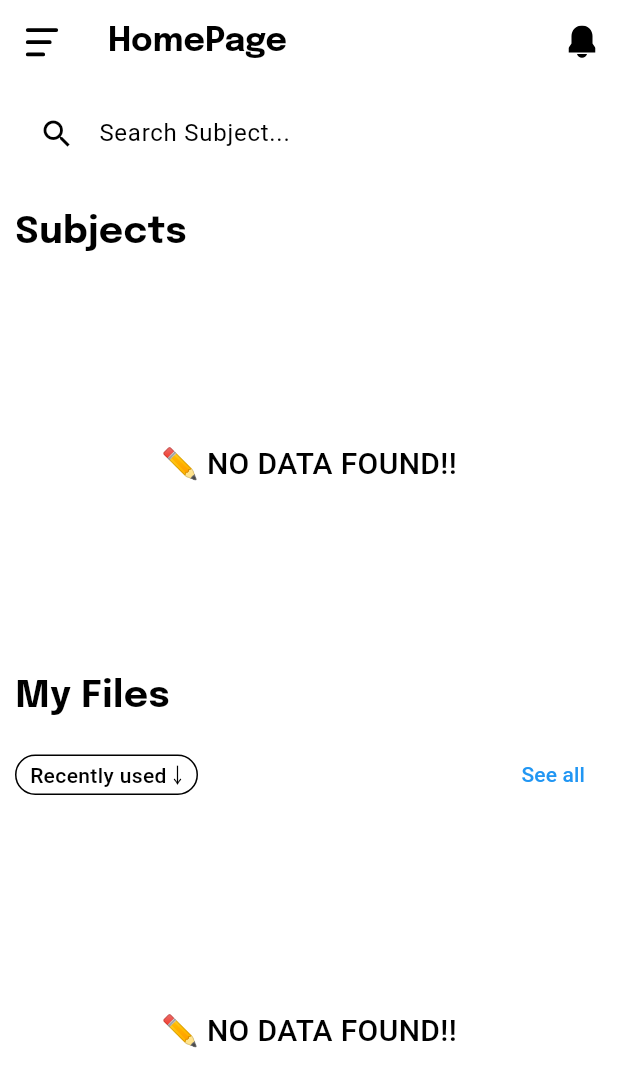
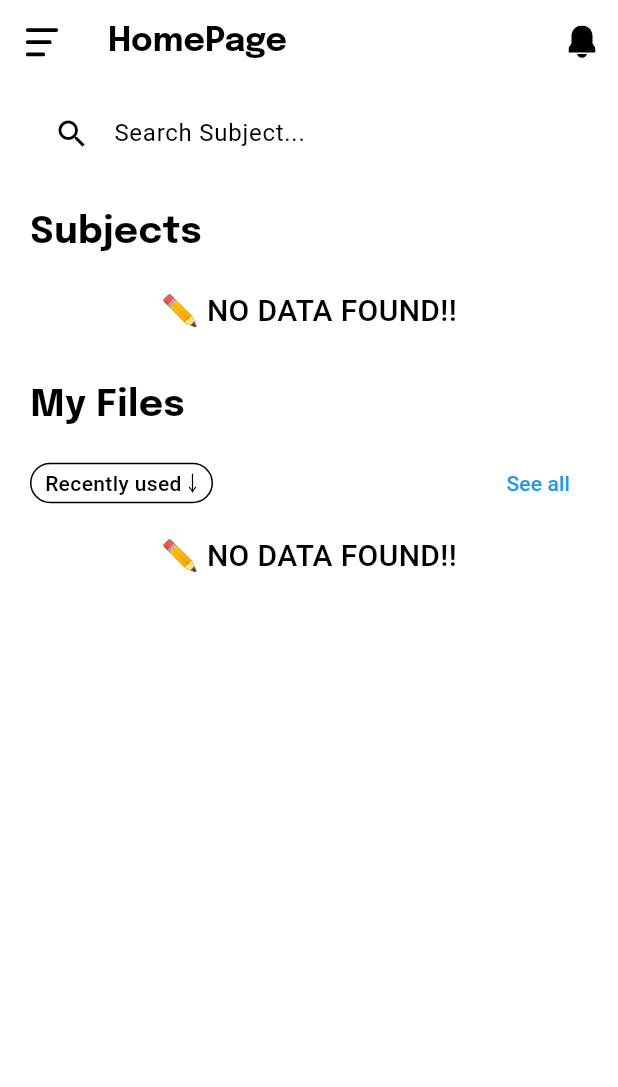
Before and after one commit to Ankitgarg2105/Student-Resource-App, a Flutter app: the HomePage screen opened by its route, on a phone screen of 412 x 824 dp. Shown: the top 1087 px of the screen. Run offline on Flutter 3.47's test engine with Material 3 defaults, Android fonts, the phone set to English and light mode, and no system bars; our stand-ins replace animated_text_kit, cached_network_image, cloud_firestore, firebase_auth, firebase_core, firebase_crashlytics and 10 more; missing offline and left inert: syncfusion_flutter_pdfviewer; accounts and stored records are empty; Roboto replaces fonts that are missing (Montserrat).

Commit message:
fixed the bugs of home page swipe to refresh and notification page

```diff
--- a/lib/components/Custom_navDrawer.dart
+++ b/lib/components/Custom_navDrawer.dart
@@ -89,7 +89,7 @@ class _CustomNavDrawerState extends State<CustomNavDrawer> {
             _list(Icons.logout_outlined, "Sign out", ()async{ await APIs.Signout(); Navigator.pushAndRemoveUntil(context, MaterialPageRoute(builder: (_)=>Auth()), (route) => false,);}),
             Spacer(),
             Text(
-              'Made with ❤️ By Geek Heaven',
+              'Made with ❤️ By Geek Haven',
               // "",
               style: GoogleFonts.epilogue(
                 textStyle: TextStyle(
--- a/lib/database/notif_api.dart
+++ b/lib/database/notif_api.dart
@@ -83,7 +83,7 @@ class FirebaseApi {
             channelDescription: _androidchannel.description, // Channel description
             importance: Importance.max, // Set importance
             priority: Priority.high,   // Set priority
-            icon: 'assets/images/notification.png', // Define app icon for notification
+            icon: "assets/images/finallogo.png", // Define app icon for notification
           ),
         ),
         payload: jsonEncode(message.toMap()),
@@ -95,7 +95,7 @@ class FirebaseApi {
   }
 
   Future<void> initLocalNotifications() async {
-    const android = AndroidInitializationSettings('assets/images/notification.png');
+    const android = AndroidInitializationSettings("assets/images/finallogo.png");
     const settings = InitializationSettings(android: android);
 
     await _localNotifications.initialize(
--- a/lib/pages/HomePage.dart
+++ b/lib/pages/HomePage.dart
@@ -39,6 +39,7 @@ class _HomePageState extends State<HomePage> {
   late GlobalKey<RefreshIndicatorState> refreshKey;
   List<String> eceList = [];
   Random random = Random();
+  bool isthere = false;
 
 
   @override
@@ -71,6 +72,7 @@ class _HomePageState extends State<HomePage> {
     });
   }
 
+  @override
   @override
   Widget build(BuildContext context) {
     return Scaffold(
@@ -105,13 +107,15 @@ class _HomePageState extends State<HomePage> {
               color: Constants.BLACK,
             ),
             onPressed: () {
-              Navigator.push(context, MaterialPageRoute(builder: (_)=>NotificationScreen()));
+              Navigator.push(context, MaterialPageRoute(builder: (_) => NotificationScreen()));
             },
           ),
         ],
       ),
       drawer: CustomNavDrawer(),
-      body: FutureBuilder(
+      body: RefreshIndicator(
+        onRefresh: _handleRefresh,
+        child: FutureBuilder(
           future: _initializeData(),
           builder: (context, snapshot) {
             if (snapshot.connectionState == ConnectionState.waiting) {
@@ -123,9 +127,7 @@ class _HomePageState extends State<HomePage> {
                 child: Text("Error: ${snapshot.error}"),
               );
             } else {
-            return RefreshIndicator(
-              onRefresh: _handleRefresh,
-              child: WillPopScope(
+              return WillPopScope(
                 onWillPop: () {
                   if (issearch) {
                     return Future.value(false);
@@ -133,10 +135,8 @@ class _HomePageState extends State<HomePage> {
                     return Future.value(true);
                   }
                 },
-                child: Padding(
-                  padding: const EdgeInsets.symmetric(horizontal: 10),
-                  child: Column(
-                    crossAxisAlignment: CrossAxisAlignment.start,
+                child: ListView(
+                  padding: const EdgeInsets.symmetric(horizontal: 20),
                   children: [
                     Padding(
                       padding: const EdgeInsets.only(top: 5.0),
@@ -145,7 +145,8 @@ class _HomePageState extends State<HomePage> {
                         title: Text("Search Subject..."),
                         onTap: () {
                           Navigator.push(context, MaterialPageRoute(
-                                builder: (_) => SearchPage()));
+                            builder: (_) => SearchPage(),
+                          ));
                         },
                       ),
                     ),
@@ -160,7 +161,9 @@ class _HomePageState extends State<HomePage> {
                         fontSize: 25,
                       ),
                     ),
-                      Expanded(child: _subCardList()),
+                    SizedBox(height: 20),
+                    _subCardList(),
+                    SizedBox(height: 30,),
                     Text(
                       "My Files",
                       style: GoogleFonts.epilogue(
@@ -189,8 +192,7 @@ class _HomePageState extends State<HomePage> {
                                 child: Center(
                                   child: Text(
                                     "Recently used ￬",
-                                      style: TextStyle(
-                                          fontWeight: FontWeight.w500),
+                                    style: TextStyle(fontWeight: FontWeight.w500),
                                   ),
                                 ),
                               ),
@@ -199,7 +201,8 @@ class _HomePageState extends State<HomePage> {
                           TextButton(
                             onPressed: () {
                               Navigator.push(context, MaterialPageRoute(
-                                    builder: (_) => RecentsPage()));
+                                builder: (_) => RecentsPage(),
+                              ));
                             },
                             child: Text(
                               "See all",
@@ -223,30 +226,21 @@ class _HomePageState extends State<HomePage> {
                         } else if (snapshot.hasData) {
                           _list = snapshot.data!;
                           if (_list.isEmpty) {
-                              return Expanded(
-                                child: Container(
-                                  width: double.infinity,
-                                  child: Center(
+                            return Center(
                               child: Text(
                                 "✏️ NO DATA FOUND!!",
                                 style: TextStyle(
                                   color: Colors.black,
                                   fontSize: 20,
-                                          fontWeight: FontWeight.w500),
-                                    ),
+                                  fontWeight: FontWeight.w500,
                                 ),
                               ),
                             );
                           } else {
-                              return Expanded(
-                                child: SingleChildScrollView(
-                                  scrollDirection: Axis.vertical,
-                                  child: Column(
+                            return Column(
                               children: _list.map((subName) {
                                 return _fileCard(subName);
                               }).toList(),
-                                  ),
-                                ),
                             );
                           }
                         } else {
@@ -258,14 +252,14 @@ class _HomePageState extends State<HomePage> {
                     ),
                   ],
                 ),
+              );
+            }
+          },
         ),
       ),
     );
   }
-        },
-      ),
-    );
-  }
+
 
   Widget _subCardList() {
     if (eceList.isEmpty) {
@@ -299,7 +293,16 @@ class _HomePageState extends State<HomePage> {
     } else {
       print("Invalid format");
     }
-    if (check) {
+
+    if(check){
+      setState(() {
+        isthere = true;
+      });
+    }else{
+
+    }
+
+    if (check && isthere) {
       return InkWell(
         onTap: () async {
           var temp = await storage.read(key: "$department");
@@ -380,6 +383,7 @@ class _HomePageState extends State<HomePage> {
     } else {
       return Container();
     }
+
   }
 
   Widget _fileCard(Recents temp) {
```
Also changed, not shown: lib/pages/NotificationPage.dart (+7 -3 lines). Lines whose indentation alone changed are shown as unchanged.
